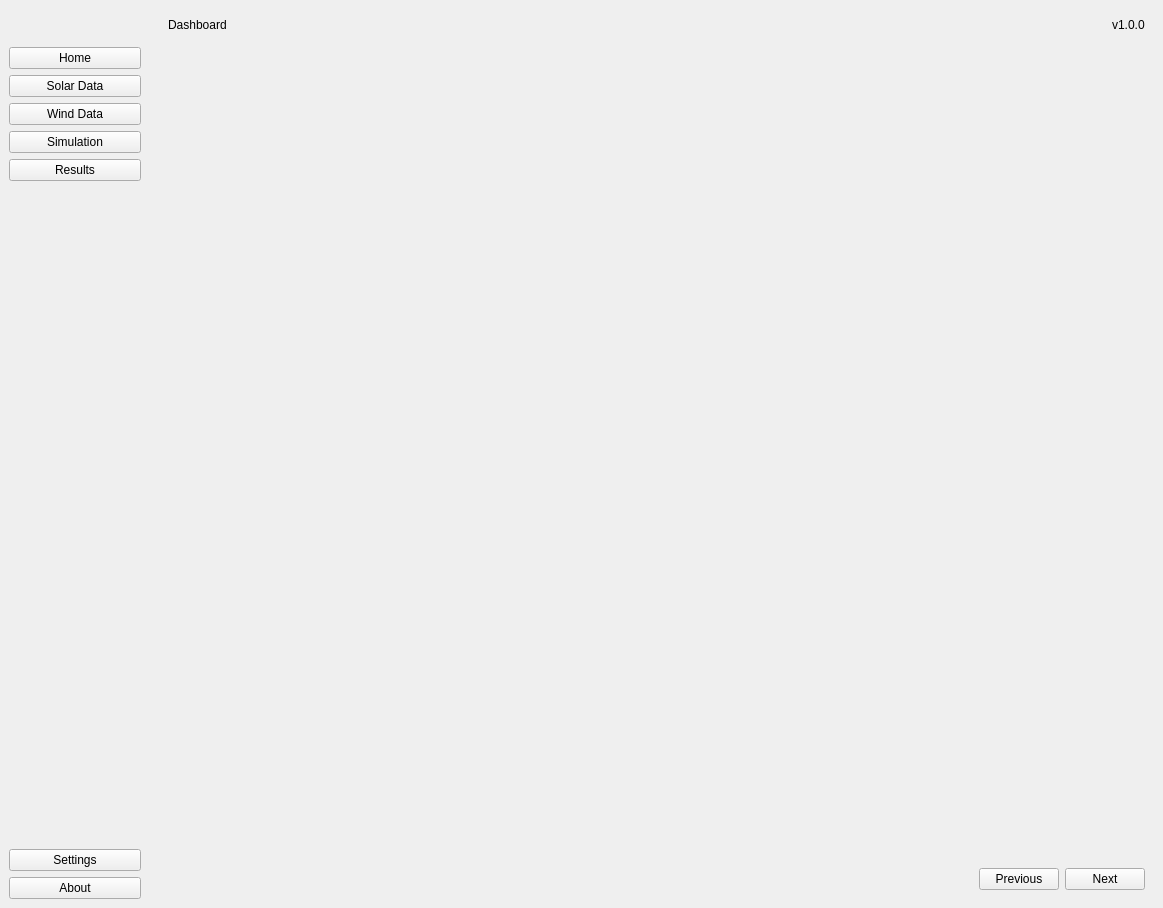
First picture: the form in progress/ui/forms/main_window/main_window.ui, repository sandialabs/snl-progress, before the edit.
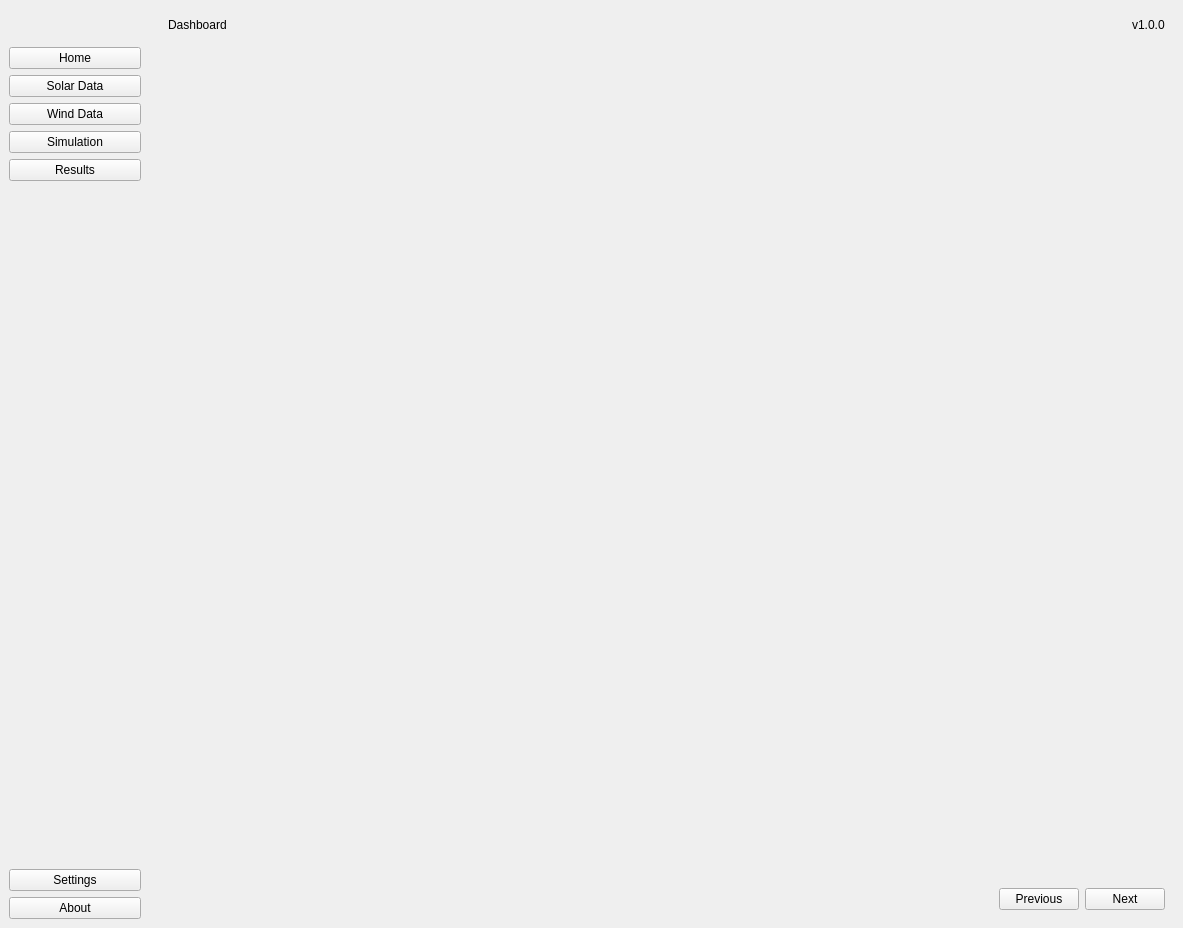
Second picture: the form after the edit. Icons and pictures are not drawn.

The edit to the form file:
```diff
--- a/progress/ui/forms/main_window/main_window.ui
+++ b/progress/ui/forms/main_window/main_window.ui
@@ -6,8 +6,8 @@
    <rect>
     <x>0</x>
     <y>0</y>
-    <width>1163</width>
-    <height>908</height>
+    <width>1183</width>
+    <height>928</height>
    </rect>
   </property>
   <property name="sizePolicy">
@@ -220,7 +220,7 @@
          <property name="maximumSize">
           <size>
            <width>16777215</width>
-           <height>40</height>
+           <height>50</height>
           </size>
          </property>
          <property name="frameShape">
```
Left out of the diff: 2 changed lines with no effect on the pictures.
